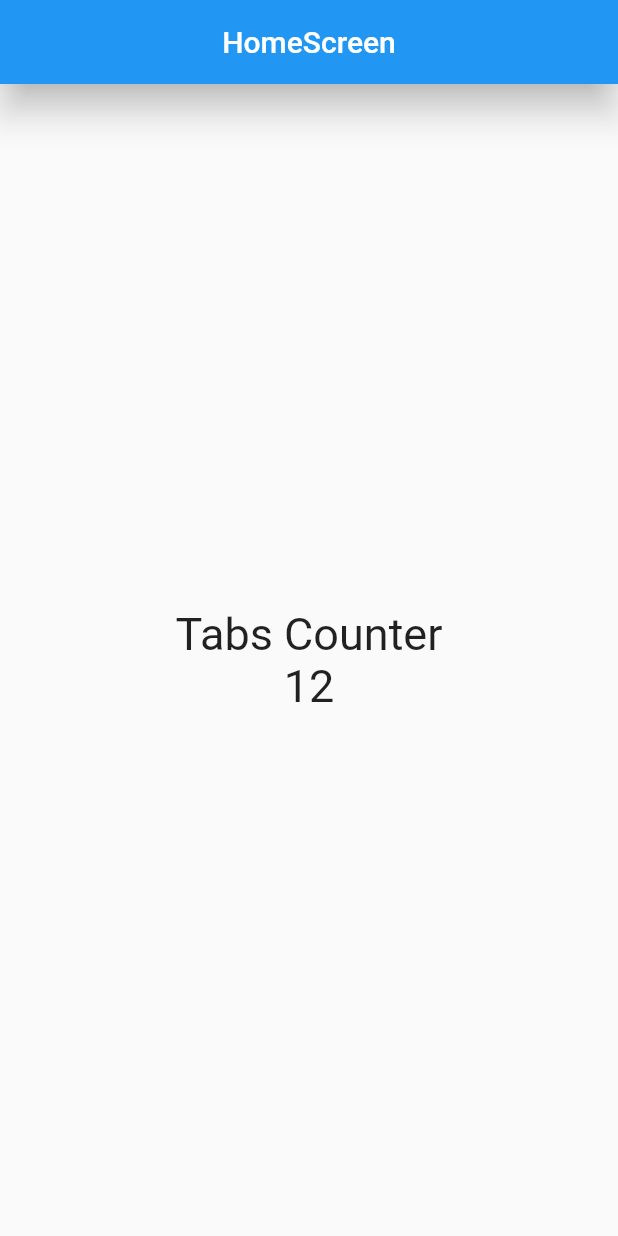
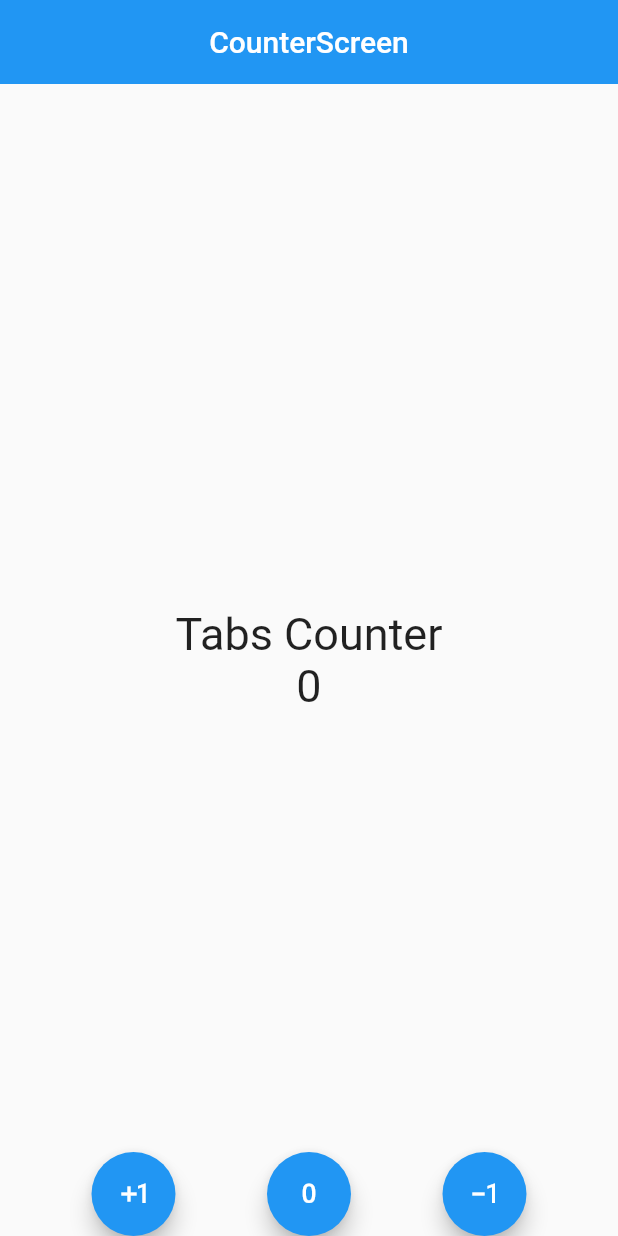
Before and after one commit to Angel-Ledezma/Flutter-Course1, a Flutter app: the screen it shows after launch, on a phone screen of 412 x 824 dp. Run offline on Flutter 3.47's test engine with Material 2 defaults, Android fonts, the phone set to English and light mode, and no system bars.

```diff
--- a/Secciones avanzadas.txt
+++ b/Secciones avanzadas.txt
@@ -1,3 +1,3 @@
 Secciones en las que estoy de Flutter Legacy
 
-Revisar Sección 52 Botón flotante
+Revisar Sección 58
--- a/counter_app/lib/main.dart
+++ b/counter_app/lib/main.dart
@@ -1,4 +1,5 @@
-import 'package:counter_app/screens/home_screen.dart';
+import 'package:counter_app/screens/counter_screen.dart';
+//import 'package:counter_app/screens/home_screen.dart';
 import 'package:flutter/material.dart';
 
 void main() {
@@ -12,7 +13,8 @@ class MyApp extends StatelessWidget{
   Widget build(BuildContext context) {
     return const MaterialApp(
       debugShowCheckedModeBanner: false,
-      home: HomeScreen(),
+      //home: HomeScreen(),
+      home: CounterScreen(),
     );
   }
 
--- /dev/null
+++ b/counter_app/lib/screens/counter_screen.dart
@@ -0,0 +1,77 @@
+
+import 'package:flutter/material.dart';
+
+class CounterScreen extends StatefulWidget {
+  const CounterScreen({super.key});
+
+  @override
+  State<CounterScreen> createState() => _CounterScreenState();
+}
+
+class _CounterScreenState extends State<CounterScreen> {
+
+  int counter = 0;
+
+  @override
+  Widget build(BuildContext context) {
+
+    const fontSize30 = TextStyle(fontSize: 30);
+
+    return Scaffold(
+      appBar: AppBar(
+        title: const Center(
+          child: Text('CounterScreen')
+          ),
+          elevation: 0,
+      ),
+        body: Center(
+          child: Column(
+            mainAxisAlignment: MainAxisAlignment.center,
+            //crossAxisAlignment: CrossAxisAlignment.center,
+            children: <Widget>[
+              const Text('Tabs Counter', style: fontSize30 ),
+              Text('$counter', style: fontSize30 ),
+            ],
+          ),
+        ),
+        floatingActionButtonLocation: FloatingActionButtonLocation.centerDocked,
+        floatingActionButton: const CustomFloatingActions(),
+    );
+  }
+}
+
+class CustomFloatingActions extends StatelessWidget {
+  const CustomFloatingActions({
+    super.key,
+  });
+
+  @override
+  Widget build(BuildContext context) {
+    return const Row(
+      mainAxisAlignment: MainAxisAlignment.spaceEvenly,
+      children: [
+
+        FloatingActionButton(
+          child: Icon(Icons.exposure_plus_1_outlined),
+          onPressed: null),
+
+        /*const SizedBox(
+          width: 20,
+        ),*/
+
+        FloatingActionButton(
+          child: Icon(Icons.exposure_zero_outlined),
+          onPressed: null),
+
+        /*const SizedBox(
+          width: 20,
+        ),*/
+
+        FloatingActionButton(
+          child: Icon(Icons.exposure_minus_1_outlined),
+          onPressed: null),
+
+      ],
+    );
+  }
+}
--- a/counter_app/lib/screens/home_screen.dart
+++ b/counter_app/lib/screens/home_screen.dart
@@ -8,24 +8,32 @@ class HomeScreen extends StatelessWidget {
   Widget build(BuildContext context) {
 
     const fontSize30 = TextStyle(fontSize: 30);
+    int counter = 0;
 
     return Scaffold(
       appBar: AppBar(
         title: const Center(
           child: Text('HomeScreen')
           ),
-          elevation: 10,
+          elevation: 0,
       ),
-        body: const Center(
+        body: Center(
           child: Column(
             mainAxisAlignment: MainAxisAlignment.center,
             //crossAxisAlignment: CrossAxisAlignment.center,
             children: <Widget>[
-              Text('Tabs Counter', style: fontSize30 ),
-              Text('12', style: fontSize30 ),
+              const Text('Tabs Counter', style: fontSize30 ),
+              Text('$counter', style: fontSize30 ),
             ],
           ),
         ),
+        //floatingActionButtonLocation: FloatingActionButtonLocation.miniStartFloat,
+        floatingActionButton: FloatingActionButton(
+          child: const Icon(Icons.add),
+          onPressed: () {
+            counter++;
+            print('Hola Mundo: $counter');
+           },),
     );
   }
 
```
